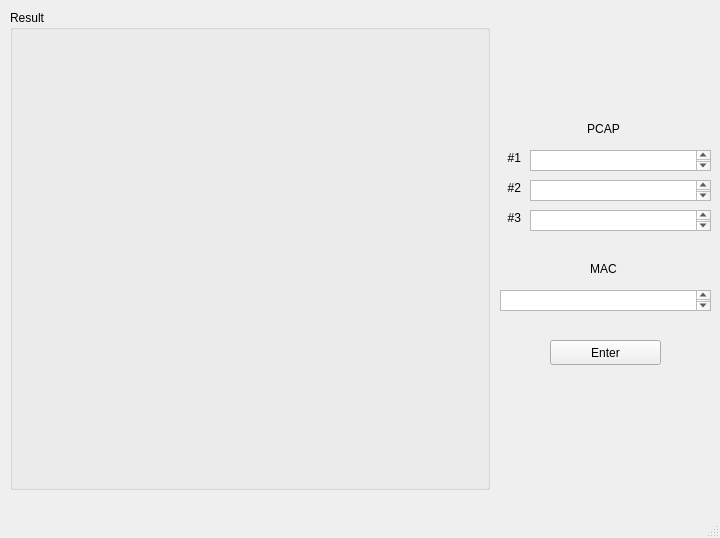
bob-0x10/marauders-triangle, file mainwindow.ui: the form before one commit.
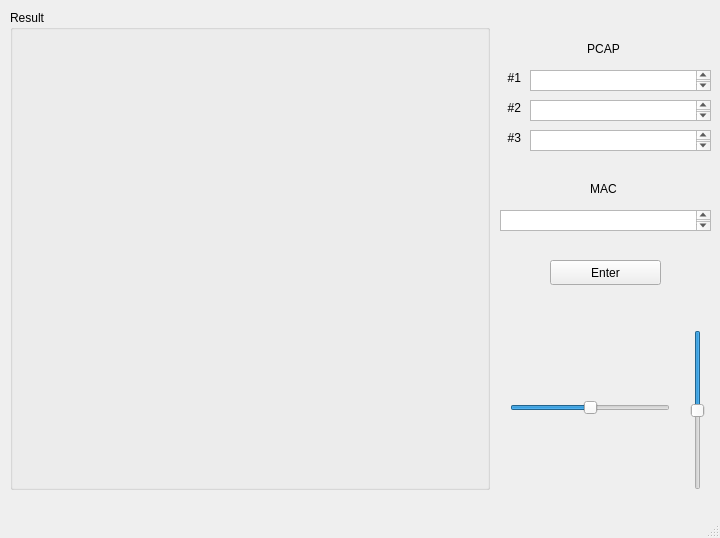
The form after the commit.

Commit message: [FIX&FEATURE] Fix and add sevral bugs and features

The edit to the form file:
```diff
--- a/mainwindow.ui
+++ b/mainwindow.ui
@@ -13,6 +13,12 @@
   <property name="windowTitle">
    <string>MainWindow</string>
   </property>
+  <property name="layoutDirection">
+   <enum>Qt::LeftToRight</enum>
+  </property>
+  <property name="tabShape">
+   <enum>QTabWidget::Rounded</enum>
+  </property>
   <widget class="QWidget" name="centralwidget">
    <widget class="QGroupBox" name="resultBox">
     <property name="geometry">
@@ -31,7 +37,7 @@
     <property name="geometry">
      <rect>
       <x>530</x>
-      <y>150</y>
+      <y>70</y>
       <width>181</width>
       <height>21</height>
      </rect>
@@ -41,7 +47,7 @@
     <property name="geometry">
      <rect>
       <x>570</x>
-      <y>120</y>
+      <y>40</y>
       <width>67</width>
       <height>17</height>
      </rect>
@@ -57,7 +63,7 @@
     <property name="geometry">
      <rect>
       <x>490</x>
-      <y>150</y>
+      <y>70</y>
       <width>31</width>
       <height>16</height>
      </rect>
@@ -73,7 +79,7 @@
     <property name="geometry">
      <rect>
       <x>530</x>
-      <y>180</y>
+      <y>100</y>
       <width>181</width>
       <height>21</height>
      </rect>
@@ -83,7 +89,7 @@
     <property name="geometry">
      <rect>
       <x>490</x>
-      <y>180</y>
+      <y>100</y>
       <width>31</width>
       <height>16</height>
      </rect>
@@ -99,7 +105,7 @@
     <property name="geometry">
      <rect>
       <x>530</x>
-      <y>210</y>
+      <y>130</y>
       <width>181</width>
       <height>21</height>
      </rect>
@@ -109,7 +115,7 @@
     <property name="geometry">
      <rect>
       <x>490</x>
-      <y>210</y>
+      <y>130</y>
       <width>31</width>
       <height>16</height>
      </rect>
@@ -125,7 +131,7 @@
     <property name="geometry">
      <rect>
       <x>500</x>
-      <y>290</y>
+      <y>210</y>
       <width>211</width>
       <height>21</height>
      </rect>
@@ -135,7 +141,7 @@
     <property name="geometry">
      <rect>
       <x>570</x>
-      <y>260</y>
+      <y>180</y>
       <width>67</width>
       <height>17</height>
      </rect>
@@ -151,7 +157,7 @@
     <property name="geometry">
      <rect>
       <x>550</x>
-      <y>340</y>
+      <y>260</y>
       <width>111</width>
       <height>25</height>
      </rect>
@@ -160,6 +166,50 @@
      <string>Enter</string>
     </property>
    </widget>
+   <widget class="QSlider" name="xAxisCorrectionSlidebar">
+    <property name="geometry">
+     <rect>
+      <x>510</x>
+      <y>400</y>
+      <width>160</width>
+      <height>16</height>
+     </rect>
+    </property>
+    <property name="minimum">
+     <number>-1000</number>
+    </property>
+    <property name="maximum">
+     <number>1000</number>
+    </property>
+    <property name="orientation">
+     <enum>Qt::Horizontal</enum>
+    </property>
+   </widget>
+   <widget class="QSlider" name="yAxisCorrectionSlidebar">
+    <property name="geometry">
+     <rect>
+      <x>690</x>
+      <y>330</y>
+      <width>16</width>
+      <height>160</height>
+     </rect>
+    </property>
+    <property name="minimum">
+     <number>-1000</number>
+    </property>
+    <property name="maximum">
+     <number>1000</number>
+    </property>
+    <property name="orientation">
+     <enum>Qt::Vertical</enum>
+    </property>
+    <property name="invertedAppearance">
+     <bool>true</bool>
+    </property>
+    <property name="invertedControls">
+     <bool>true</bool>
+    </property>
+   </widget>
   </widget>
   <widget class="QMenuBar" name="menubar">
    <property name="geometry">
```
The commit also changes 2 other files.
